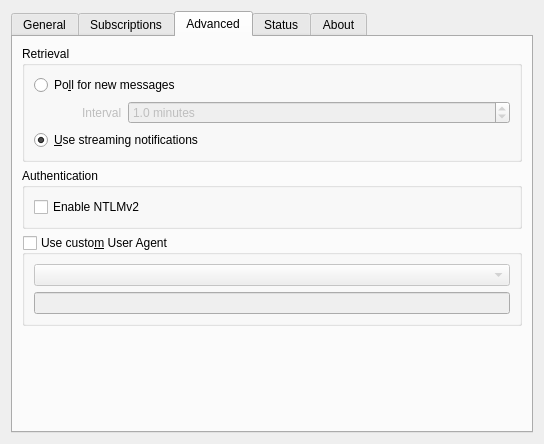
Old version of the form configdialog.ui in the repository KrissN/akonadi-ews.
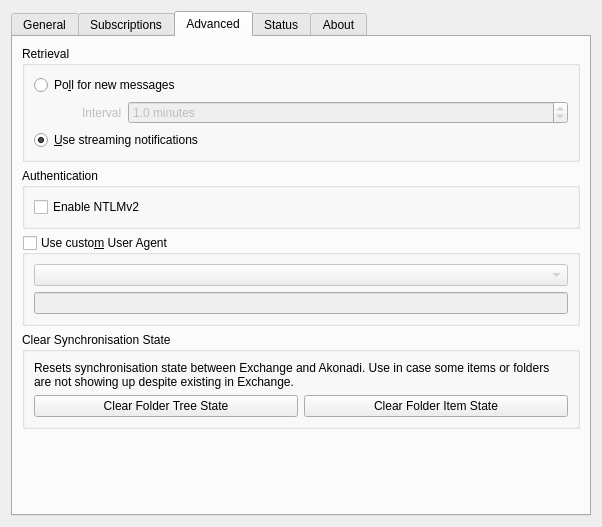
New version of the form. The open tabs and pages were chosen to show the change. Icons and pictures are not drawn. Custom widgets are drawn as their Qt base class.

Commit message: Keep folder tree sync state persistent

```diff
--- a/configdialog.ui
+++ b/configdialog.ui
@@ -6,8 +6,8 @@
    <rect>
     <x>0</x>
     <y>0</y>
-    <width>532</width>
-    <height>444</height>
+    <width>602</width>
+    <height>527</height>
    </rect>
   </property>
   <property name="windowTitle">
@@ -355,7 +355,7 @@
          <property name="checked">
           <bool>false</bool>
          </property>
-         <layout class="QVBoxLayout" name="verticalLayout">
+         <layout class="QVBoxLayout" name="userAgentGroupBoxLayout">
           <item>
            <widget class="QComboBox" name="userAgentCombo"/>
           </item>
@@ -370,7 +370,58 @@
         </widget>
        </item>
        <item>
-        <spacer name="advancedTabSpacer">
+        <widget class="QGroupBox" name="clearSyncStateGroupBox">
+         <property name="title">
+          <string>Clear Synchronisation State</string>
+         </property>
+         <layout class="QVBoxLayout" name="verticalLayout">
+          <item>
+           <widget class="QLabel" name="clearSyncStateLabel">
+            <property name="text">
+             <string>Resets synchronisation state between Exchange and Akonadi. Use in case some items or folders are not showing up despite existing in Exchange.</string>
+            </property>
+            <property name="wordWrap">
+             <bool>true</bool>
+            </property>
+           </widget>
+          </item>
+          <item>
+           <widget class="QWidget" name="clearSyncStateBtnContainer" native="true">
+            <layout class="QHBoxLayout" name="clearSyncStateBtnContainerLayout">
+             <property name="leftMargin">
+              <number>0</number>
+             </property>
+             <property name="topMargin">
+              <number>0</number>
+             </property>
+             <property name="rightMargin">
+              <number>0</number>
+             </property>
+             <property name="bottomMargin">
+              <number>0</number>
+             </property>
+             <item>
+              <widget class="QPushButton" name="clearFolderTreeSyncStateButton">
+               <property name="text">
+                <string>Clear Folder Tree State</string>
+               </property>
+              </widget>
+             </item>
+             <item>
+              <widget class="QPushButton" name="clearFolderItemSyncStateButton">
+               <property name="text">
+                <string>Clear Folder Item State</string>
+               </property>
+              </widget>
+             </item>
+            </layout>
+           </widget>
+          </item>
+         </layout>
+        </widget>
+       </item>
+       <item>
+        <spacer name="verticalSpacer">
          <property name="orientation">
           <enum>Qt::Vertical</enum>
          </property>
```
Left out of the diff: 2 changed lines with no effect on the pictures. The commit also changes 4 other files.
